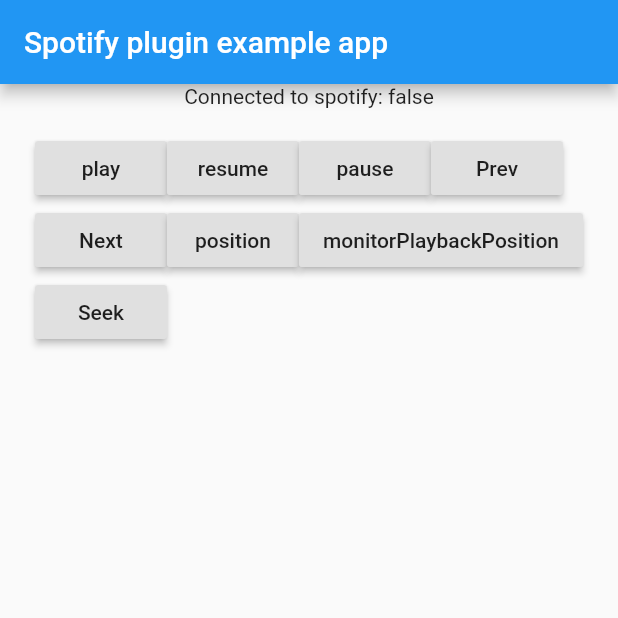
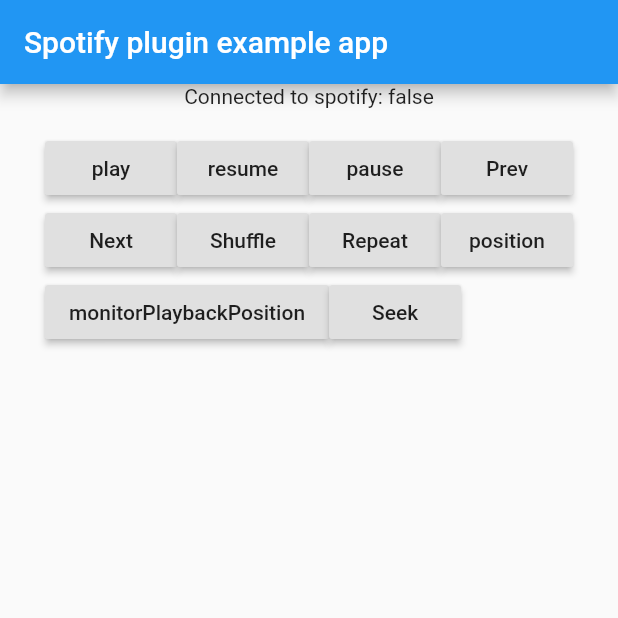
Before and after one commit to qreate/spotify-playback-flutter, a Flutter app: the screen it shows after launch, on a phone screen of 412 x 824 dp, the top half of it. Run offline on Flutter 3.47's test engine with Material 2 defaults, Android fonts, the phone set to English and light mode, and no system bars.

Commit message:
Added Toggle Shuffle,Repeat

```diff
--- a/example/lib/main.dart
+++ b/example/lib/main.dart
@@ -4,11 +4,11 @@ import 'dart:async';
 import 'package:flutter/services.dart';
 import 'package:spotify_playback/spotify_playback.dart';
 
-void main() => runApp(new MyApp());
+void main() => runApp( MyApp());
 
 class MyApp extends StatefulWidget {
   @override
-  _MyAppState createState() => new _MyAppState();
+  _MyAppState createState() =>  _MyAppState();
 }
 
 class _MyAppState extends State<MyApp> {
@@ -160,11 +160,37 @@ class _MyAppState extends State<MyApp> {
     }
   }
 
+  /// Play the previous song
+  Future<void> toggleShuffle() async {
+    try {
+      await SpotifyPlayback.toggleShuffle().then((success) {
+        print(success);
+      }, onError: (error) {
+        print(error);
+      });
+    } on PlatformException {
+      print('Failed to play.');
+    }
+  }
+
+//Play the next song
+ Future<void> toggleRepeat() async {
+    try {
+      await SpotifyPlayback.toggleRepeat().then((success) {
+        print(success);
+      }, onError: (error) {
+        print(error);
+      });
+    } on PlatformException {
+      print('Failed to play.');
+    }
+  }
+
   @override
   Widget build(BuildContext context) {
-    return new MaterialApp(
-      home: new Scaffold(
-        appBar: new AppBar(
+    return  MaterialApp(
+      home:  Scaffold(
+        appBar:  AppBar(
           title: const Text('Spotify plugin example app'),
         ),
         body: Column(crossAxisAlignment: CrossAxisAlignment.center, children: <Widget>[
@@ -172,34 +198,43 @@ class _MyAppState extends State<MyApp> {
 
 
 
-          new Center(
-            child: new Text('Connected to spotify: $_connectedToSpotify\n'),
+           Center(
+            child:  Text('Connected to spotify: $_connectedToSpotify\n'),
           ),
           Wrap(
             children: <Widget>[
-              new RaisedButton(
+               RaisedButton(
                 onPressed: () => play("spotify:track:7zFXmv6vqI4qOt4yGf3jYZ"),
                 child: Text("play"),
               ),
-              new RaisedButton(
+               RaisedButton(
                 onPressed: () => resume(),
                 child: Text("resume"),
               ),
-              new RaisedButton(
+               RaisedButton(
                 onPressed: () => pause(),
                 child: Text("pause"),
-              ), new RaisedButton(
+              ),  RaisedButton(
                 onPressed: () => playPrev(),
                 child: Text("Prev"),
               ),
-              new RaisedButton(
+               RaisedButton(
                 onPressed: () => playNext(),
                 child: Text("Next"),
-              ),new RaisedButton(
+              ),RaisedButton(
+                onPressed: () => toggleShuffle(),
+                child: Text("Shuffle"),
+              ),RaisedButton(
+                onPressed: () => toggleRepeat(),
+                child: Text("Repeat"),
+              ),
+
+
+               RaisedButton(
             onPressed: () => getPlaybackPosition(),
             child: Text("position"),
           ),
-          new RaisedButton(
+           RaisedButton(
             onPressed: () => monitorPlaybackPosition(),
             child: Text("monitorPlaybackPosition"),
           ),
```
Also changed, not shown: lib/spotify_playback.dart (+12 -1 lines), 1 other file.
